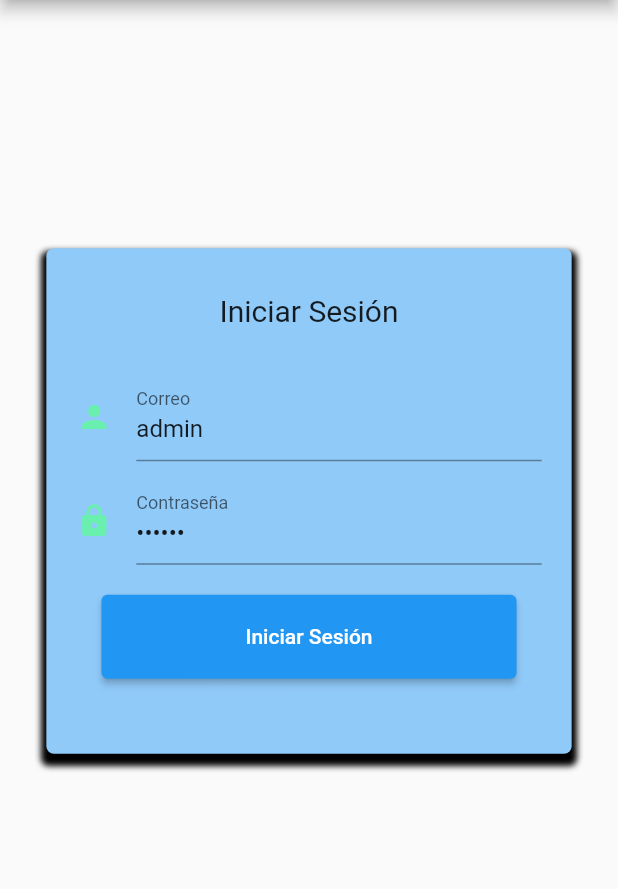
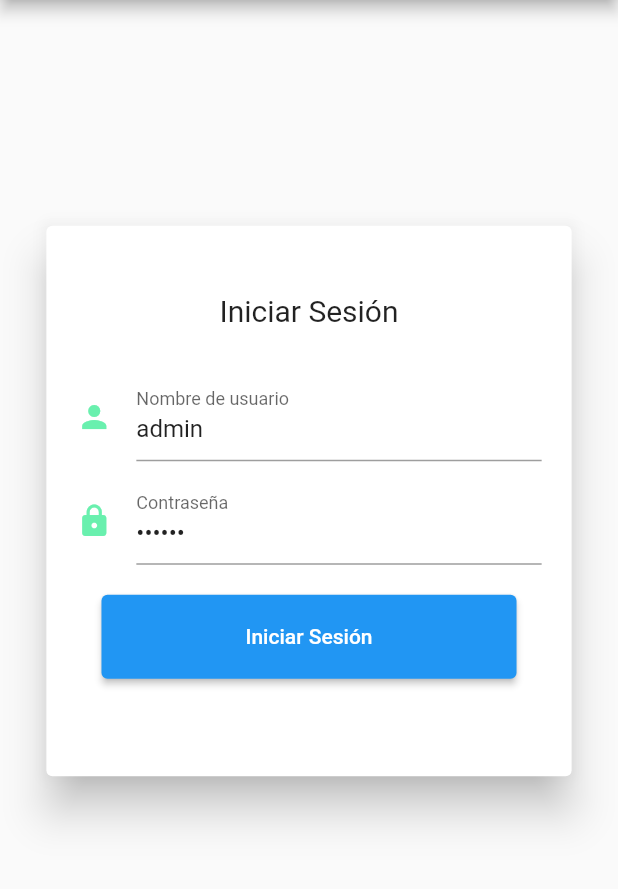
Before and after one commit to marcelomartinezpavez/estacionamiento-App-Flutter, a Flutter app: the screen it shows after launch, on a phone screen of 412 x 824 dp, the part 84-973 px from its top. Run offline on Flutter 3.47's test engine with Material 2 defaults, Android fonts, the light colour scheme and no system bars; our stand-ins replace localstorage.

Commit message:
se cambia diseño del login

```diff
--- a/lib/src/pages/auth/auth_layout.dart
+++ b/lib/src/pages/auth/auth_layout.dart
@@ -9,31 +9,8 @@ class AuthLayout extends StatelessWidget {
   Widget build(BuildContext context) {
     return Scaffold(
         appBar: AppBar(title: const Text('Estacionamiento')),
-        body: Center(child: LogInPage(),));
-
-    // return DefaultTabController(
-    //   length: 2,
-    //   child: Scaffold(
-    //     appBar: AppBar(
-    //       bottom: const TabBar(
-    //         tabs: [
-    //
-    //           Tab(
-    //             icon: Icon(Icons.login),
-    //             text: 'Iniciar sesión',
-    //           ),
-    //           Tab(icon: Icon(Icons.assignment), text: 'Crear cuenta'),
-    //         ],
-    //       ),
-    //       title: const Text('PTU'),
-    //     ),
-    //     body: TabBarView(
-    //       children: [
-    //         LogInPage(),
-    //         SignUpPage(),
-    //       ],
-    //     ),
-    //   ),
-    // );
+        body: Center(
+          child: LogInPage(),
+        ));
   }
 }
--- a/lib/src/pages/auth/login_page.dart
+++ b/lib/src/pages/auth/login_page.dart
@@ -1,7 +1,6 @@
 import 'package:estacionamiento/src/model/login_model.dart';
 import 'package:estacionamiento/src/routes/routes.dart';
 import 'package:estacionamiento/src/services/auth_service.dart';
-import 'package:flutter/gestures.dart';
 import 'package:flutter/material.dart';
 
 class LogInPage extends StatefulWidget {
@@ -21,20 +20,12 @@ class _LogInPagePageState extends State<LogInPage> {
     return SingleChildScrollView(
       child: Column(
         children: <Widget>[
-          Container(
+          Card(
+            elevation: 12,
+            child: Container(
               width: size.width * 0.85,
               padding: const EdgeInsets.symmetric(vertical: 30.0),
               margin: const EdgeInsets.symmetric(vertical: 15.0),
-            decoration: BoxDecoration(
-                color: Theme.of(context).backgroundColor,
-                borderRadius: BorderRadius.circular(5.0),
-                boxShadow: [
-                  BoxShadow(
-                      blurRadius: 3.0,
-                      color: Theme.of(context).shadowColor,
-                      offset: const Offset(0.0, 5.0),
-                      spreadRadius: 3.0)
-                ]),
               child: Column(
                 children: [
                   Form(
@@ -63,6 +54,7 @@ class _LogInPagePageState extends State<LogInPage> {
                         ],
                       )),
                 ],
+              ),
             ),
           ),
           // RichText(
@@ -96,8 +88,7 @@ class _LogInPagePageState extends State<LogInPage> {
                 Icons.person,
                 color: Colors.greenAccent,
               ),
-              hintText: 'ejemplo@correo.cl',
-              labelText: 'Correo'),
+              labelText: 'Nombre de usuario'),
           keyboardType: TextInputType.text,
           textCapitalization: TextCapitalization.sentences,
           validator: (value) {
--- a/lib/src/services/auth_service.dart
+++ b/lib/src/services/auth_service.dart
@@ -76,7 +76,6 @@ class Auth_Service {
     storage.deleteItem('userEstacionamiento');
     storage.deleteItem('username');
     storage.deleteItem('pass');
-    //TODO: Falta el hecho de efectivamente cerrar la sesión
     goLogin(context);
   }
 }
```
Also changed, not shown: lib/src/pages/home_layout.dart (+14 -13 lines), lib/src/pages/ingresar.dart (+12 -11 lines), lib/src/pages/salir.dart (+20 -11 lines), 13 other files. Lines whose indentation alone changed are shown as unchanged.
